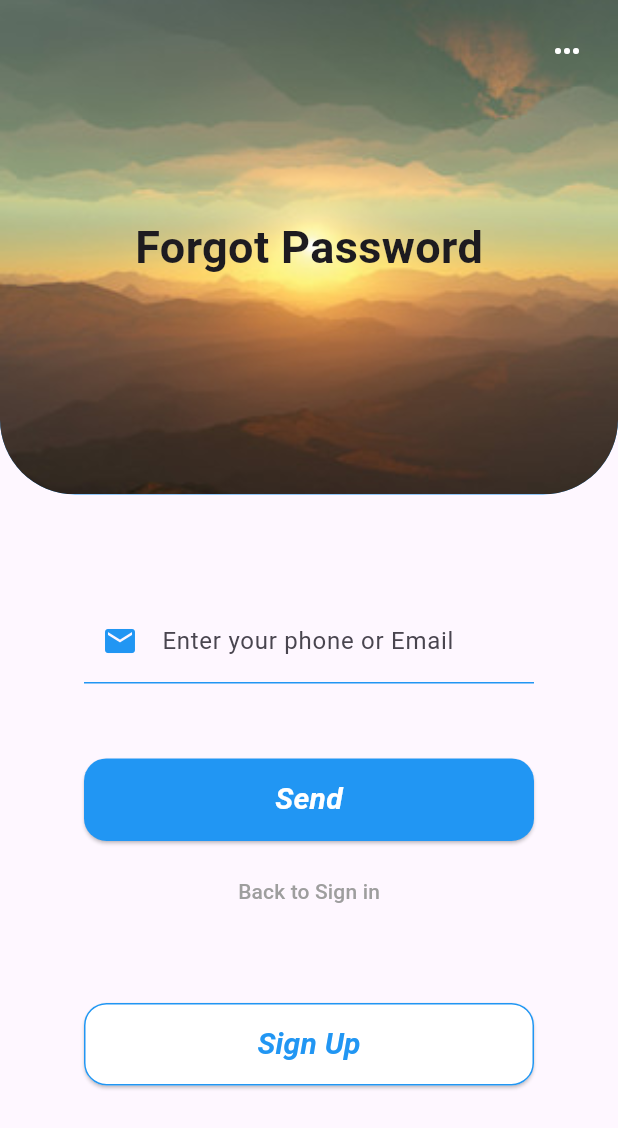
After one commit to Mei-iwi/Book_Reader, a Flutter app: the screen it shows after launch, after a tap on "Sign in", after a tap on "Forget Password", on a phone screen of 412 x 824 dp. The commit adds this screen. Shown: the top 1128 px of the screen. Run offline on Flutter 3.47's test engine with Material 3 defaults, Android fonts, the phone set to English and light mode, and no system bars.

Commit message:
UI: Create UI Login, Sign in, Sign up, ForgetPassword, Verification, NewPassword

```diff
--- a/lib/config/routes.dart
+++ b/lib/config/routes.dart
@@ -1,12 +1,27 @@
+import 'package:book_reader/presentation/pages/auth/ForgotPassword.dart';
 import 'package:book_reader/presentation/pages/auth/Login.dart';
+import 'package:book_reader/presentation/pages/auth/NewPassword.dart';
+import 'package:book_reader/presentation/pages/auth/SignIn.dart';
+import 'package:book_reader/presentation/pages/auth/SignUp.dart';
+import 'package:book_reader/presentation/pages/auth/VerifyInfo.dart';
 import 'package:book_reader/presentation/pages/splash/splash_page.dart';
 import 'package:flutter/material.dart';
 
 class AppRoute {
   static const splash = '/';
   static const login = '/login';
+  static const signin = '/signin';
+  static const signup = '/signup';
+  static const fotgotpassword = '/forgotpassword';
+  static const verify = '/verify';
+  static const newpassword = '/newpassword';
   static Map<String, WidgetBuilder> get routes => {
-    splash: (_) => SplashPage(),
-    login: (_) => Login(),
+    splash: (_) => const SplashPage(),
+    login: (_) => const Login(),
+    signin: (_) => const Signin(),
+    signup: (_) => const Signup(),
+    fotgotpassword: (_) => const Forgotpassword(),
+    verify: (_) => const Verifyinfo(),
+    newpassword: (_) => const NewPassword(),
   };
 }
--- /dev/null
+++ b/lib/core/constants/myImages.dart
@@ -0,0 +1,7 @@
+class Myimages {
+  Myimages._();
+  static const String myBanner = 'assets/images/banner.png';
+  static const String iconGoogle = 'assets/images/google.png';
+  static const String iconFaceBook = 'assets/images/facebook.png';
+  static const String iconInstagram = 'assets/images/instagram.png';
+}
--- /dev/null
+++ b/lib/core/constants/myText.dart
@@ -0,0 +1,10 @@
+class Mytext {
+  Mytext._();
+  static const String chooseLogin = "W E L C O M E";
+  static const String textSignIn = "Sign in";
+  static const String textSignUp = "Create Account";
+  static const String forgotPassword = "Forgot Password";
+  static const String vertification = "Vertification";
+  static const String newPassword = "New Password";
+  //static const String fontFamily = ""
+}
--- /dev/null
+++ b/lib/presentation/pages/auth/ForgotPassword.dart
@@ -0,0 +1,57 @@
+import 'package:book_reader/config/routes.dart';
+import 'package:book_reader/core/constants/myImages.dart';
+import 'package:book_reader/core/constants/myText.dart';
+import 'package:book_reader/presentation/pages/auth/ShareWidget/buttonStyle.dart';
+import 'package:book_reader/presentation/pages/auth/ShareWidget/form.dart';
+import 'package:flutter/material.dart';
+import 'ShareWidget/banner.dart';
+
+class Forgotpassword extends StatelessWidget {
+  const Forgotpassword({super.key});
+
+  @override
+  Widget build(BuildContext context) {
+    return Scaffold(
+      body: Column(
+        children: [
+          myBanner(urlBanner: Myimages.myBanner, text: Mytext.forgotPassword),
+          SizedBox(height: 70),
+          const formInput(
+            text: "Enter your phone or Email",
+            icon: Icons.mail,
+            isPassword: false,
+          ),
+          SizedBox(height: 50),
+          buttonFull(
+            text: 'Send',
+            func: () {
+              Navigator.pushReplacementNamed(context, AppRoute.verify);
+            },
+          ),
+          SizedBox(height: 10),
+          Row(
+            mainAxisAlignment: MainAxisAlignment.center,
+            children: [
+              TextButton(
+                onPressed: () {
+                  Navigator.pushReplacementNamed(context, AppRoute.signin);
+                },
+                child: Text(
+                  "Back to Sign in",
+                  style: TextStyle(color: Colors.grey),
+                ),
+              ),
+            ],
+          ),
+          SizedBox(height: 50),
+          button(
+            text: 'Sign Up',
+            func: () {
+              Navigator.pushReplacementNamed(context, AppRoute.signup);
+            },
+          ),
+        ],
+      ),
+    );
+  }
+}
--- a/lib/presentation/pages/auth/Login.dart
+++ b/lib/presentation/pages/auth/Login.dart
@@ -1,12 +1,62 @@
+import 'package:book_reader/config/routes.dart';
+import 'package:book_reader/core/constants/myImages.dart';
+import 'package:book_reader/core/constants/myText.dart';
+import 'package:book_reader/presentation/pages/auth/ShareWidget/SigupOther.dart';
+import 'package:book_reader/presentation/pages/auth/ShareWidget/buttonStyle.dart';
 import 'package:flutter/material.dart';
+import 'ShareWidget/banner.dart';
 
 class Login extends StatelessWidget {
   const Login({super.key});
-
   @override
   Widget build(BuildContext context) {
-    return const Scaffold(
-      body: Center(child: Text("Giao diện đăng nhập sẽ ở đây")),
+    return Scaffold(
+      backgroundColor: Colors.white,
+      body: Column(
+        children: [
+          myBanner(urlBanner: Myimages.myBanner, text: Mytext.chooseLogin),
+          SizedBox(height: 70),
+          button(
+            text: 'Sign in',
+            func: () {
+              Navigator.pushReplacementNamed(context, AppRoute.signin);
+            },
+          ),
+          SizedBox(height: 25),
+          buttonFull(
+            text: 'Sign up',
+            func: () {
+              Navigator.pushReplacementNamed(context, AppRoute.signup);
+            },
+          ),
+        ],
+      ),
+      bottomNavigationBar: Padding(
+        padding: const EdgeInsets.only(bottom: 30),
+
+        child: BottomAppBar(
+          color: Colors.white,
+          height: 100,
+          child: Column(
+            children: [
+              Text(
+                "or Sign up with",
+                style: TextStyle(color: Colors.grey, fontSize: 15),
+              ),
+              Row(
+                mainAxisAlignment: MainAxisAlignment.center,
+                children: [
+                  signUpOther(Myimages.iconGoogle, () {}),
+                  SizedBox(width: 10),
+                  signUpOther(Myimages.iconFaceBook, () {}),
+                  SizedBox(width: 10),
+                  signUpOther(Myimages.iconInstagram, () {}),
+                ],
+              ),
+            ],
+          ),
+        ),
+      ),
     );
   }
 }
--- /dev/null
+++ b/lib/presentation/pages/auth/ShareWidget/SigupOther.dart
@@ -0,0 +1,14 @@
+import 'package:flutter/material.dart';
+
+Widget signUpOther(String urlIcon, VoidCallback func) {
+  return IconButton(
+    onPressed: func,
+    icon: Container(
+      width: 25,
+      height: 25,
+      decoration: BoxDecoration(
+        image: DecorationImage(image: AssetImage(urlIcon), fit: BoxFit.cover),
+      ),
+    ),
+  );
+}
--- /dev/null
+++ b/lib/presentation/pages/auth/ShareWidget/banner.dart
@@ -0,0 +1,44 @@
+import 'package:flutter/material.dart';
+
+Widget myBanner({required String urlBanner, required String text}) {
+  return Builder(
+    builder: (context) {
+      return SizedBox(
+        width: double.infinity,
+        height: MediaQuery.of(context).size.height * 0.4,
+        child: Stack(
+          fit: StackFit.expand,
+          children: [
+            Container(
+              decoration: BoxDecoration(
+                color: Colors.blue,
+                borderRadius: BorderRadius.only(
+                  bottomLeft: Radius.circular(50),
+                  bottomRight: Radius.circular(50),
+                ),
+                image: DecorationImage(
+                  image: AssetImage(urlBanner),
+                  fit: BoxFit.cover,
+                ),
+              ),
+            ),
+            Positioned(
+              top: 10,
+              right: 10,
+              child: IconButton(
+                onPressed: () {},
+                icon: Icon(Icons.more_horiz, color: Colors.white),
+              ),
+            ),
+            Center(
+              child: Text(
+                text,
+                style: TextStyle(fontSize: 30, fontWeight: FontWeight.w600),
+              ),
+            ),
+          ],
+        ),
+      );
+    },
+  );
+}
--- /dev/null
+++ b/lib/presentation/pages/auth/ShareWidget/buttonStyle.dart
@@ -0,0 +1,47 @@
+import 'package:flutter/material.dart';
+
+TextStyle stylebutton({
+  required double size,
+  required bool fontWeight,
+  required Color color,
+}) {
+  return TextStyle(
+    fontSize: size,
+    fontWeight: (fontWeight ? FontWeight.bold : FontWeight.normal),
+    color: color,
+    fontStyle: FontStyle.italic,
+  );
+}
+
+Widget button({required String text, required VoidCallback func}) {
+  return ElevatedButton(
+    onPressed: func,
+    style: ElevatedButton.styleFrom(
+      minimumSize: Size(300, 55),
+      backgroundColor: Colors.white,
+      side: BorderSide(color: Colors.blue, width: 1),
+      shape: RoundedRectangleBorder(borderRadius: BorderRadius.circular(15)),
+    ),
+
+    child: Text(
+      text,
+      style: stylebutton(size: 20, fontWeight: true, color: Colors.blue),
+    ),
+  );
+}
+
+Widget buttonFull({required String text, required VoidCallback func}) {
+  return ElevatedButton(
+    onPressed: func,
+    style: ElevatedButton.styleFrom(
+      minimumSize: Size(300, 55),
+      backgroundColor: Colors.blue,
+      shape: RoundedRectangleBorder(borderRadius: BorderRadius.circular(15)),
+    ),
+
+    child: Text(
+      text,
+      style: stylebutton(size: 20, fontWeight: true, color: Colors.white),
+    ),
+  );
+}
--- /dev/null
+++ b/lib/presentation/pages/auth/ShareWidget/form.dart
@@ -0,0 +1,61 @@
+import 'package:flutter/material.dart';
+
+class formInput extends StatefulWidget {
+  final String text;
+  final IconData icon;
+  final bool isPassword;
+  //final TextEditingController item;
+
+  const formInput({
+    super.key,
+    required this.text,
+    required this.icon,
+    required this.isPassword,
+    //required this.item,
+  });
+
+  @override
+  State<StatefulWidget> createState() => _formInput();
+}
+
+class _formInput extends State<formInput> {
+  bool _isHide = true;
+  @override
+  Widget build(BuildContext context) {
+    return Container(
+      child: Row(
+        mainAxisAlignment: MainAxisAlignment.center,
+        children: [
+          SizedBox(
+            width: 300,
+            child: TextFormField(
+              //controller: widget.item,
+              decoration: InputDecoration(
+                prefixIcon: Icon(widget.icon, color: Colors.blue),
+                enabledBorder: UnderlineInputBorder(
+                  borderSide: BorderSide(color: Colors.blue),
+                ),
+                focusedBorder: UnderlineInputBorder(
+                  borderSide: BorderSide(color: Colors.blue),
+                ),
+                label: Text(widget.text),
+
+                suffixIcon: (widget.isPassword
+                    ? IconButton(
+                        onPressed: () => setState(() {
+                          _isHide = !_isHide;
+                        }),
+                        icon: (_isHide
+                            ? Icon(Icons.remove_red_eye)
+                            : Icon(Icons.visibility_off)),
+                      )
+                    : null),
+              ),
+              obscureText: ((widget.isPassword && _isHide) ? true : false),
+            ),
+          ),
+        ],
+      ),
+    );
+  }
+}
--- /dev/null
+++ b/lib/presentation/pages/auth/SignIn.dart
@@ -0,0 +1,68 @@
+import 'package:book_reader/config/routes.dart';
+import 'package:book_reader/core/constants/myImages.dart';
+import 'package:book_reader/core/constants/myText.dart';
+import 'package:book_reader/presentation/pages/auth/ShareWidget/buttonStyle.dart';
+import 'package:book_reader/presentation/pages/auth/ShareWidget/form.dart';
+import 'package:flutter/material.dart';
+import 'ShareWidget/banner.dart';
+
+class Signin extends StatelessWidget {
+  const Signin({super.key});
+
+  @override
+  Widget build(BuildContext context) {
+    return Scaffold(
+      body: Column(
+        children: [
+          myBanner(urlBanner: Myimages.myBanner, text: Mytext.textSignIn),
+          SizedBox(height: 70),
+          formInput(
+            text: "Phone or Email",
+            icon: Icons.mail,
+            isPassword: false,
+          ),
+          SizedBox(height: 30),
+          formInput(text: "Password", icon: Icons.lock, isPassword: true),
+          Padding(
+            padding: EdgeInsets.only(right: 80),
+            child: Row(
+              mainAxisAlignment: MainAxisAlignment.end,
+              children: [
+                TextButton(
+                  onPressed: () {
+                    Navigator.pushReplacementNamed(
+                      context,
+                      AppRoute.fotgotpassword,
+                    );
+                  },
+                  child: Text(
+                    'Forget Password',
+                    style: TextStyle(color: Colors.blue),
+                  ),
+                ),
+              ],
+            ),
+          ),
+          SizedBox(height: 30),
+          buttonFull(text: Mytext.textSignIn, func: () {}),
+          SizedBox(height: 30),
+          Row(
+            mainAxisAlignment: MainAxisAlignment.center,
+            children: [
+              Text(
+                "Don't have a account?",
+                style: TextStyle(color: Colors.grey),
+              ),
+              TextButton(
+                onPressed: () {
+                  Navigator.pushReplacementNamed(context, AppRoute.signup);
+                },
+                child: Text("Sign up", style: TextStyle(color: Colors.blue)),
+              ),
+            ],
+          ),
+        ],
+      ),
+    );
+  }
+}
```
Also changed, not shown: lib/presentation/pages/auth/NewPassword.dart (added, +41 -0 lines), lib/presentation/pages/auth/SignUp.dart (added, +59 -0 lines), lib/presentation/pages/auth/VerifyInfo.dart (added, +51 -0 lines), assets/images/banner.png (added), assets/images/facebook.png (added), assets/images/google.png (added), assets/images/instagram.png (added), 1 other file.
